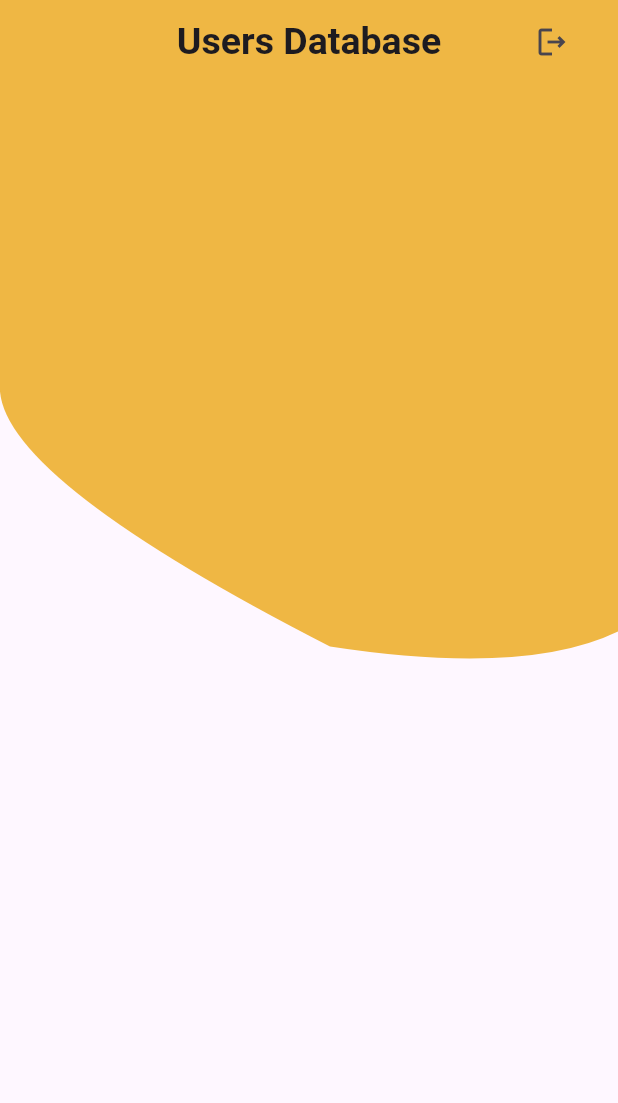
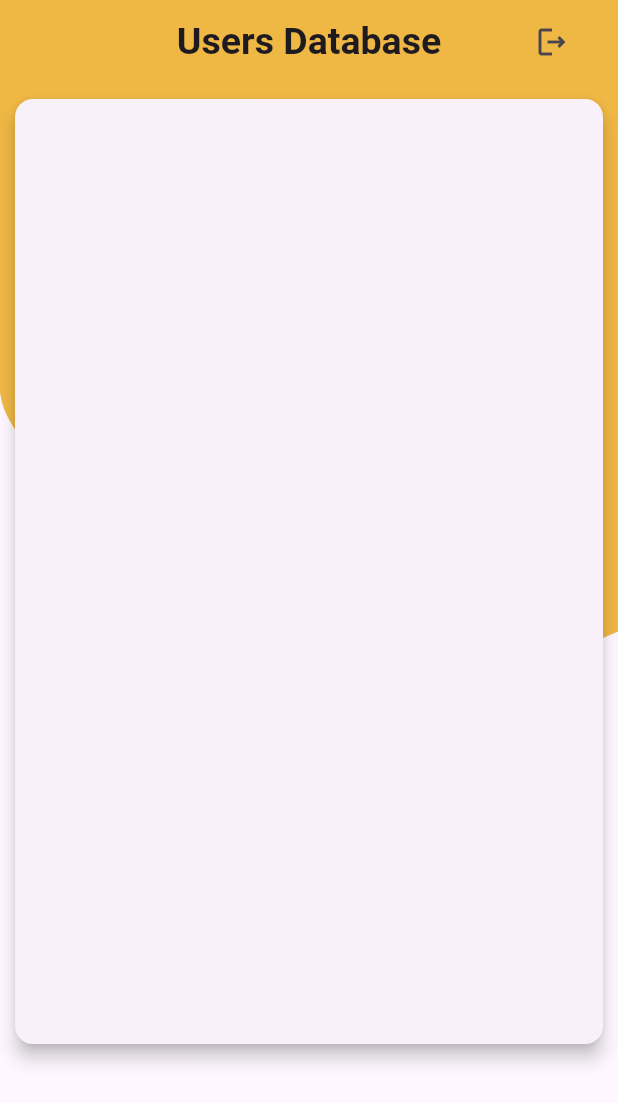
Before and after one commit to Ratndeep1999/signin-and-signup-screen, a Flutter app: the HomeScreen screen opened directly, on a phone screen of 412 x 824 dp. Shown: the top 1103 px of the screen. Run offline on Flutter 3.47's test engine with Material 3 defaults, Android fonts, the phone set to English and light mode, and no system bars; our stand-ins replace intl_phone_field, shared_preferences; accounts and stored records are empty.

Commit message:
card add to show user list

```diff
--- a/lib/home_screen.dart
+++ b/lib/home_screen.dart
@@ -41,11 +41,19 @@ class HomeScreen extends StatelessWidget {
             /// Background Custom Design
             const CustomClippingDesign(),
 
-            Padding(
-              padding: const EdgeInsets.symmetric(horizontal: 16.0),
-              child: Column(
-                mainAxisAlignment: MainAxisAlignment.spaceEvenly,
-                children: [],
+            SizedBox(
+              width: double.infinity,
+              height: 650.0,
+              child: Card(
+                margin: EdgeInsets.symmetric(horizontal: 10.0, vertical: 10.0),
+                elevation: 5.0,
+                child: Expanded(
+                  child: ListView.builder(
+                    itemBuilder: (context, index) {
+                      return ListTile();
+                    },
+                  ),
+                ),
               ),
             ),
           ],
```
